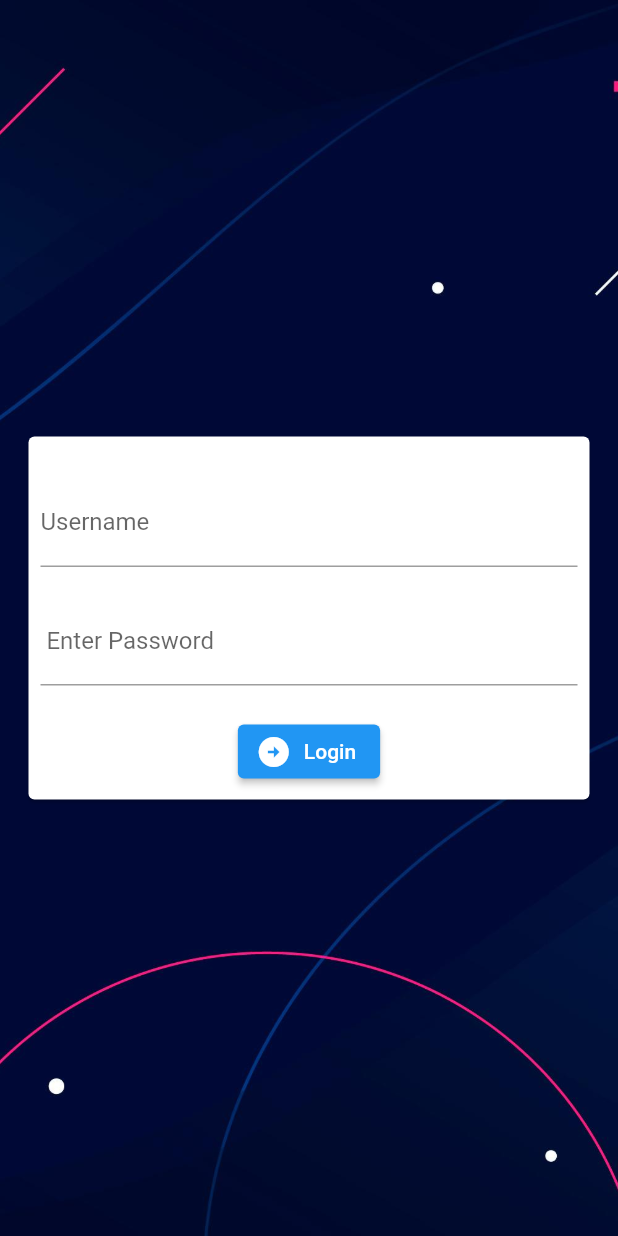
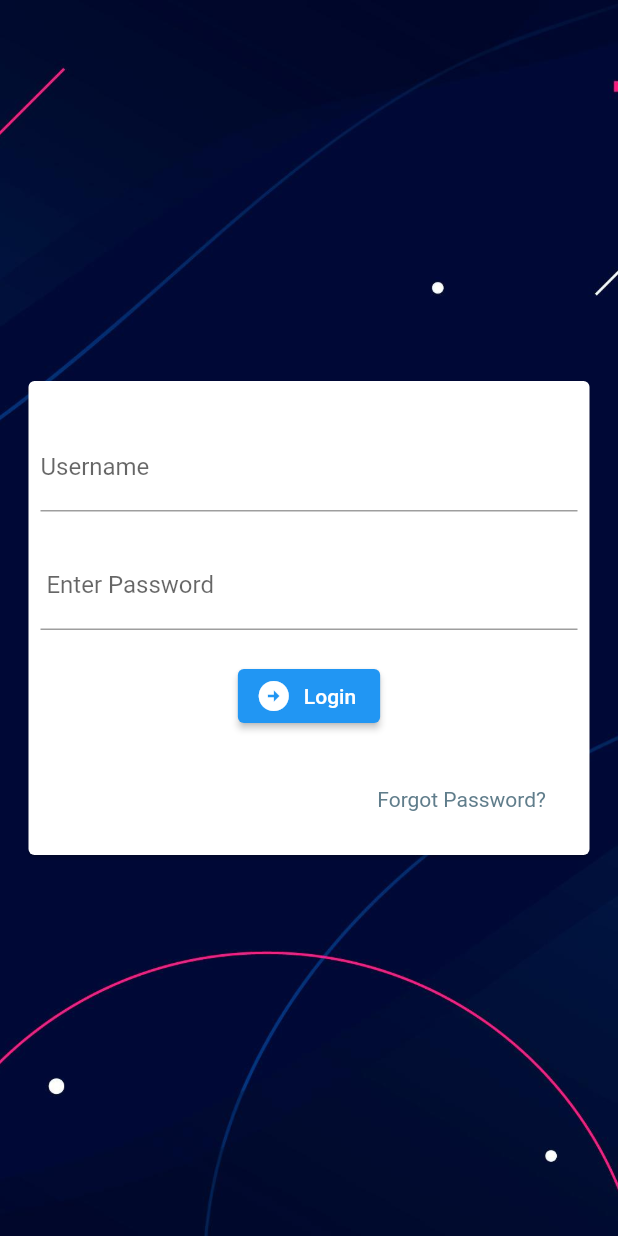
Before and after one commit to Gauravydv007/Login_App, a Flutter app: the screen it shows after launch, after a tap on "Login", on a phone screen of 412 x 824 dp. Run offline on Flutter 3.47's test engine with Material 2 defaults, Android fonts, the phone set to English and light mode, and no system bars; our stand-ins replace firebase_auth, firebase_core; accounts and stored records are empty; network calls fail.

Commit message:
add firebase in loginpage

```diff
--- a/lib/Loginpage.dart
+++ b/lib/Loginpage.dart
@@ -1,17 +1,86 @@
+
+
+
+
+import 'package:firebase_auth/firebase_auth.dart';
 import 'package:flutter/material.dart';
-
+import 'package:my_app2/verification.dart';
 import 'package:my_app2/home.dart';
 
 
 
   class Login extends StatefulWidget {
-  const Login({super.key});
+   Login({super.key});
 
   @override
   State<Login> createState() => _LoginState();
 }
 
 class _LoginState extends State<Login> {
+  //  final user = FirebaseAuth.instance.currentUser!;
+  final  emailContoller = TextEditingController();
+
+  final passwordContoller = TextEditingController();
+
+void signUserIn() async{
+  showDialog(
+    context: context,
+     builder: (context){
+      return const Center(
+        child: CircularProgressIndicator(),
+      );
+
+     },
+     );
+
+
+  try {
+    await FirebaseAuth.instance.signInWithEmailAndPassword(
+    email: emailContoller.text,
+     password: passwordContoller.text,
+     );
+
+    //  Navigator.pop(context);
+}
+on FirebaseAuthException catch (e){
+   Navigator.pop(context);
+
+  if (e.code == 'user-not-found'){
+    wrongEmailMessage();
+  }
+  else if(e.code == 'wrong-password'){
+    wrongPasswordMessage();
+  }
+}
+
+}
+
+void wrongEmailMessage () {
+  showDialog(
+    context: context,
+     builder: (context){
+      return const AlertDialog(
+        title: Text("Incorrect Email"),
+      );
+
+     },
+      );
+}
+
+      void wrongPasswordMessage () {
+  showDialog(
+    context: context,
+     builder: (context){
+      return  const AlertDialog(
+        title: Text("Incorrect Password")
+      );
+
+     }
+      );
+      }
+
+
+
 
   @override
   Widget build(BuildContext context) {
@@ -46,12 +115,13 @@ class _LoginState extends State<Login> {
 
                               const SizedBox( height: 20,),
                               TextFormField(
-
+                                controller: emailContoller,
                                 decoration: const InputDecoration( hintText: "Username" , labelText: "Username" ),
                               ),
                               const SizedBox( height: 20,),
 
                               TextFormField(
+                                controller: passwordContoller,
                                 obscureText: true,
                                 decoration: const InputDecoration( hintText: "Enter Password" , labelText: " Enter Password" ),
                               ),
@@ -61,7 +131,8 @@ class _LoginState extends State<Login> {
 
                               onPressed:(){
 
-                              Navigator.push(context, MaterialPageRoute(builder: (context) => Homepage(),
+                             signUserIn();
+                             Navigator.pushReplacement(context, MaterialPageRoute(builder: (context) => Homepage(),
                               ),
 
                               );
@@ -77,6 +148,45 @@ class _LoginState extends State<Login> {
                         )
                         ),
 
+                        const Padding(
+                          padding: EdgeInsets.all(29),
+                          child: Row(
+                            mainAxisAlignment: MainAxisAlignment.end,
+                             children: [
+                              Text("Forgot Password?", style: TextStyle( color: Colors.blueGrey),)
+                             ],
+
+                          ),
+                        ),
+
+
+
+                        //  Padding(
+                        //   padding: const EdgeInsets.all(20.0),
+                        //   child: Row(
+                        //     children:[
+
+                        //       Expanded(
+                        //         child: Divider(
+                        //           thickness: 0.5,
+                        //           color: Colors.black,
+                        //         ),
+                        //         ),
+
+
+
+                        // Padding(
+                        //   padding: EdgeInsets.all(20.0),
+                        //   child: Text("Or continue with",
+                        //   style: TextStyle(color: Colors.grey),)
+                        // ),
+                        // Expanded(
+                        //   child: divide(0.7, Colors.grey)
+                        //   )
+
+                        //     ]
+                        //   ),
+                        //  ),
 
                     ],
 
@@ -93,4 +203,4 @@ class _LoginState extends State<Login> {
 
 
   }
-}
+      }
--- a/lib/SignUp.dart
+++ b/lib/SignUp.dart
@@ -14,7 +14,7 @@ class Signup extends StatefulWidget {
 class _SignupState extends State<Signup> {
 final userNameContoller = TextEditingController();
 final passwordContoller = TextEditingController();
-
+final key = GlobalKey();
   @override
   Widget build(BuildContext context) {
     return MaterialApp(
@@ -43,6 +43,7 @@ final passwordContoller = TextEditingController();
                   child: Column(
                     children: <Widget>[
                        Form(
+                        key: key,
                         child: Padding(
                           padding: const EdgeInsets.all(8.0),
                           child: Column(
@@ -79,8 +80,10 @@ final passwordContoller = TextEditingController();
 
                             ],
                           ),
+
                         )
                         ),
+                        ElevatedButton(onPressed: (){}, child:Icon(Icons.nat),)
 
 
                     ],
--- a/lib/home.dart
+++ b/lib/home.dart
@@ -1,139 +1,94 @@
+import 'package:firebase_auth/firebase_auth.dart';
 import 'package:flutter/material.dart';
 
+class Homepage extends StatelessWidget {
+   Homepage({super.key});
 
-class Homepage extends StatelessWidget {
-  const Homepage({super.key});
+  final user = FirebaseAuth.instance.currentUser;
 
   @override
   Widget build(BuildContext context) {
     return MaterialApp(
       debugShowCheckedModeBanner: false,
       home: Scaffold(
-
           appBar: AppBar(
             title: const Text("Home"),
             centerTitle: true,
-
-
-
           ),
           drawer: Drawer(
             child: ListView(
               padding: EdgeInsets.zero,
-          children:   const <Widget> [
+              children: const <Widget>[
                 DrawerHeader(
-              decoration: BoxDecoration(color : Colors.blue),
+                    decoration: BoxDecoration(color: Colors.blue),
                     child: UserAccountsDrawerHeader(
                       accountName: Text("Gaurav"),
                       accountEmail: Text("gaurav2211028@akgec.ac.in"),
-                currentAccountPicture: CircleAvatar(backgroundImage: AssetImage('assets/images/image.jpg'),),
-
-                )
+                      currentAccountPicture: CircleAvatar(
+                        backgroundImage: AssetImage('assets/images/image.jpg'),
                       ),
-
-
+                    )),
                 ListTile(
                   leading: Icon(Icons.person),
                   title: Text("Account"),
                   subtitle: Text("Personal"),
                   trailing: Icon(Icons.edit),
-
-
                 ),
-
                 ListTile(
                   leading: Icon(Icons.person),
                   title: Text("Account"),
                   subtitle: Text("Personal"),
                   trailing: Icon(Icons.share),
-
-
                 ),
                 ListTile(
                   leading: Icon(Icons.person),
                   title: Text("Account"),
                   subtitle: Text("Personal"),
                   trailing: Icon(Icons.shape_line_rounded),
-
-
                 ),
-
-
-
               ],
-
             ),
           ),
-
           body: Container(
-
-
             constraints: const BoxConstraints.expand(),
             decoration: const BoxDecoration(
               image: DecorationImage(
                   image: AssetImage("assets/images/image.jpg"),
                   fit: BoxFit.cover),
             ),
-
-
-
-
             child: Row(
               crossAxisAlignment: CrossAxisAlignment.start,
-        mainAxisAlignment:MainAxisAlignment.center ,
+              mainAxisAlignment: MainAxisAlignment.center,
               children: <Widget>[
-
                 Opacity(
                   opacity: 0.9,
                   child: Container(
-
                     decoration: const BoxDecoration(
                         gradient: LinearGradient(colors: [
                       Color.fromARGB(255, 30, 15, 71),
                       Color.fromARGB(255, 68, 59, 176)
-
-              ])
-            ),
+                    ])),
                     alignment: Alignment.topCenter,
-
                     height: 60,
-            width: MediaQuery.sizeOf(context).width*0.8,
-            padding: const EdgeInsets.all(10) ,
-
-            child: const Text("Welcome on my App" , style: TextStyle(
+                    width: MediaQuery.sizeOf(context).width * 0.8,
+                    padding: const EdgeInsets.all(10),
+                    child: const Text(
+                      "Welcome on my App",
+                      style: TextStyle(
                         fontSize: 32,
                         color: Color.fromARGB(255, 239, 39, 39),
                         fontWeight: FontWeight.bold,
-
-
                       ),
                     ),
-
                   ),
                 )
-
-
-
-
               ],
             ),
-
-
-
-
-
           )
 
           // drawer: Drawer();
 
-
-
-
           ),
     );
-
-
-
-
   }
 }
--- a/lib/main.dart
+++ b/lib/main.dart
@@ -1,20 +1,20 @@
+import 'package:firebase_core/firebase_core.dart';
 import 'package:flutter/material.dart';
 import 'package:my_app2/SignUp.dart';
+import 'package:my_app2/firebase_options.dart';
 import 'package:my_app2/new.dart';
-
-
-
-void main(){
-
-runApp(
-
-  const MaterialApp(
-    debugShowCheckedModeBanner: false,
-home:firstpage(),
-
-),
-
+import 'package:firebase_auth/firebase_auth.dart';
+import 'package:firebase_core/firebase_core.dart';
+import 'package:my_app2/verification.dart';
+void main()  async{
+  WidgetsFlutterBinding.ensureInitialized();
+   await  Firebase.initializeApp(
+     options: DefaultFirebaseOptions.currentPlatform,
+   );
+  runApp(
+  const  MaterialApp(
+      debugShowCheckedModeBanner: false,
+      home: Firstpage(),
+    ),
   );
-
-
 }
--- a/lib/new.dart
+++ b/lib/new.dart
@@ -1,38 +1,35 @@
 import 'package:flutter/material.dart';
 import 'package:my_app2/Loginpage.dart';
 import 'package:my_app2/SignUp.dart';
-class firstpage extends StatefulWidget {
-  const firstpage({super.key});
+
+class Firstpage extends StatefulWidget {
+  const Firstpage( {super.key});
+
 
   @override
-  State<firstpage> createState() => _firstpageState();
+  State<Firstpage> createState() => _FirstpageState();
 }
 
-class _firstpageState extends State<firstpage> {
+class _FirstpageState extends State<Firstpage> {
   @override
   Widget build(BuildContext context) {
     return Scaffold(
-
         body: Container(
-
-
       constraints: const BoxConstraints.expand(),
       decoration: const BoxDecoration(
         image: DecorationImage(
-          image: AssetImage("assets/images/homi.jpg"),
-          fit: BoxFit.cover),
+            image: AssetImage("assets/images/homi.jpg"), fit: BoxFit.cover),
       ),
-
-      child: Column(mainAxisAlignment: MainAxisAlignment.spaceAround,
+      child: Column(
+        mainAxisAlignment: MainAxisAlignment.spaceAround,
         children: [
           SizedBox(
             height: 200,
             child: Container(
-
               alignment: Alignment.center,
               width: double.maxFinite,
-
-              child: Text("Welcome to My_APP", style: TextStyle( fontSize: 30 , color: Colors.white)),
+              child: const Text("Welcome to My_APP",
+                  style: TextStyle(fontSize: 30, color: Colors.white)),
             ),
           ),
           Container(
@@ -41,31 +38,34 @@ class _firstpageState extends State<firstpage> {
                 crossAxisAlignment: CrossAxisAlignment.start,
                 mainAxisAlignment: MainAxisAlignment.spaceEvenly,
                 children: [
-
-                ElevatedButton.icon(onPressed: (){
-
-                              Navigator.push(context, MaterialPageRoute(builder: (context) => Signup(),
+                  ElevatedButton.icon(
+                    onPressed: () {
+                      Navigator.push(
+                          context,
+                          MaterialPageRoute(
+                            builder: (context) => Signup(),
                           ));
-                },  label: Text("Signup"),
-                icon:Icon(Icons.arrow_back_sharp,
-
-                ) ,
+                    },
+                    label: Text("Signup"),
+                    icon: const Icon(
+                      Icons.arrow_back_sharp,
                     ),
-                ElevatedButton.icon(onPressed: (){
-                  Navigator.push(context, MaterialPageRoute(builder: (context) => Login(),
+                  ),
+                  ElevatedButton.icon(
+                    onPressed: () {
+                      Navigator.push(
+                          context,
+                          MaterialPageRoute(
+                            builder: (context) => Login(),
                           ));
-                }, label: Text("Login"),
-                icon:Icon(Icons.arrow_forward_sharp ),)
+                    },
+                    label: Text("Login"),
+                    icon: const Icon(Icons.arrow_forward_sharp),
+                  )
                 ],
-            )
-
-          ),
+              )),
         ],
       ),
-
-
-
-    )
-    );
+    ));
   }
 }
--- a/pubspec.yaml
+++ b/pubspec.yaml
@@ -36,6 +36,8 @@ dependencies:
   # Use with the CupertinoIcons class for iOS style icons.
   cupertino_icons: ^1.0.2
   http: ^1.1.0
+  firebase_auth: ^4.10.1
+  firebase_core: ^2.17.0
 
 dev_dependencies:
   flutter_test:
```
Also changed, not shown: lib/verification.dart (added, +29 -0 lines), lib/verify.dart (added, +35 -0 lines), lib/firebase_options.dart (added), pubspec.lock, 17 other files. Lines whose indentation alone changed are shown as unchanged.
